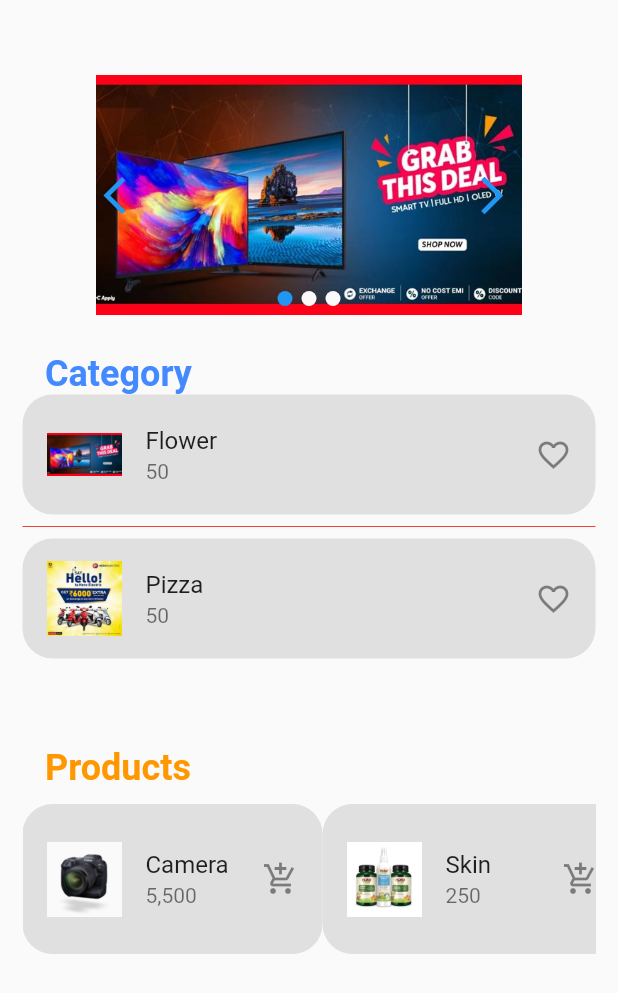
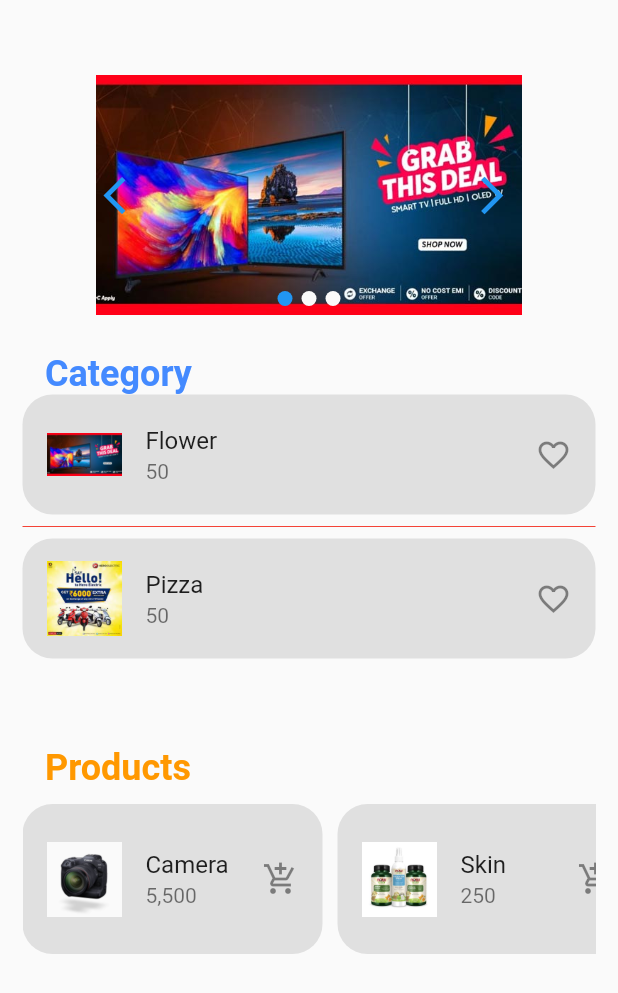
Before and after one commit to hagrasy/amit, a Flutter app: the screen it shows after launch, on a phone screen of 412 x 824 dp. Shown: the top 993 px of the screen. Run offline on Flutter 3.47's test engine with Material 2 defaults, Android fonts, the phone set to English and light mode, and no system bars; drawn by our look-alikes of card_swiper.

Commit message:
product separator error resolved

```diff
--- a/lib/screens/home.dart
+++ b/lib/screens/home.dart
@@ -110,7 +110,9 @@ class HomeScreen extends StatelessWidget {
                           );
                         },
                         separatorBuilder: (context, int index) =>
-                            const Divider(color: Colors.red),
+                            const SizedBox(
+                          width: 10,
+                        ),
                         itemCount: dataShop.length,
                       ))
                 ]),
```
